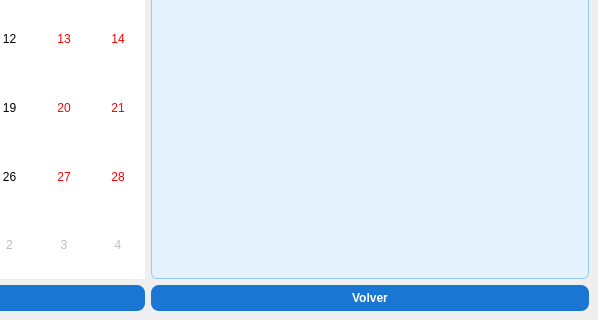
The window that src/vista/ui/MenuEstudiante.ui (jaimecarfe/menule) describes before a commit, drawn with Qt 5; both pictures show x 302 to 900 and y 280 to 600 of the 900 by 600 pixel window.
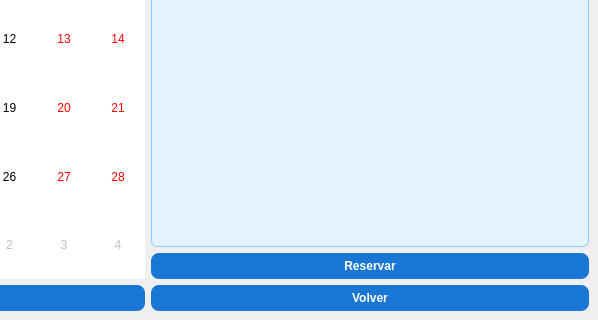
The same window after the commit.

Commit message: Ajustado patrón MVC (PARA RESERVAR NECESITAMOS GENERAR UN MENU)

Diff of the .ui file:
```diff
--- a/src/vista/ui/MenuEstudiante.ui
+++ b/src/vista/ui/MenuEstudiante.ui
@@ -63,7 +63,21 @@
              <widget class="QCalendarWidget" name="calendarWidget"/>
             </item>
             <item>
+       <layout class="QVBoxLayout" name="menuLayout">
+        <item>
              <widget class="QTextEdit" name="menuTextEdit"/>
+        </item>
+        <item>
+         <widget class="QPushButton" name="btnReservarComida">
+          <property name="text">
+           <string>Reservar</string>
+          </property>
+          <property name="visible">
+           <bool>false</bool>
+          </property>
+         </widget>
+        </item>
+       </layout>
             </item>
          </layout>
         </item>
```
Lines whose indentation alone changed are shown as unchanged. The commit also changes 27 other files.
